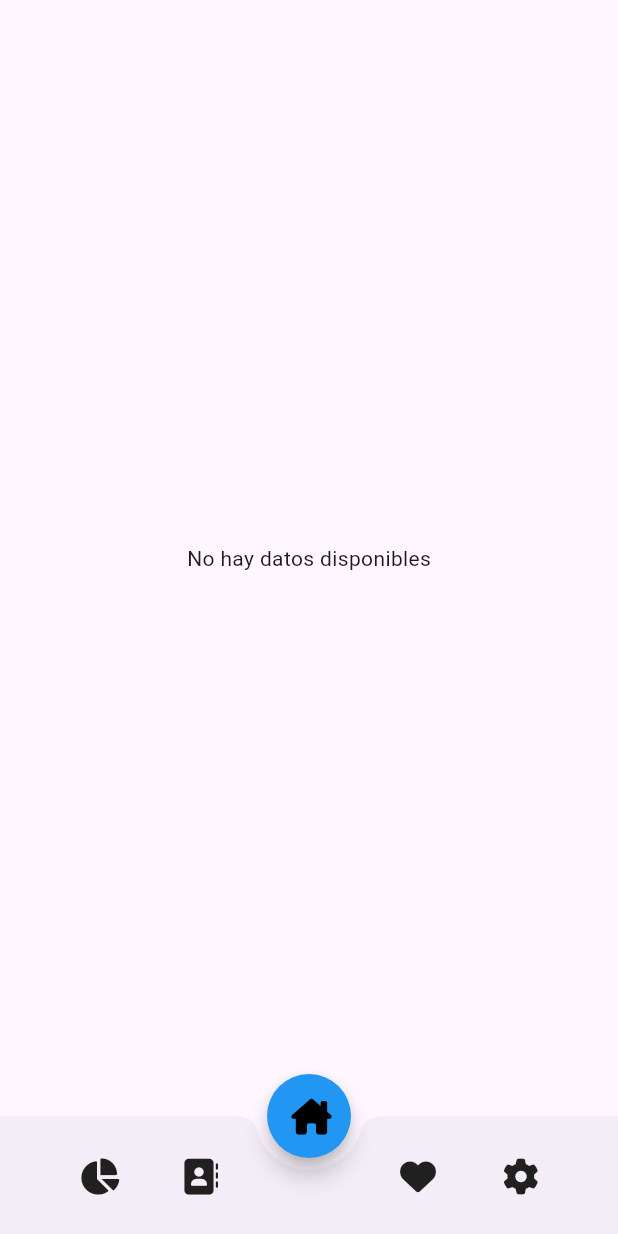
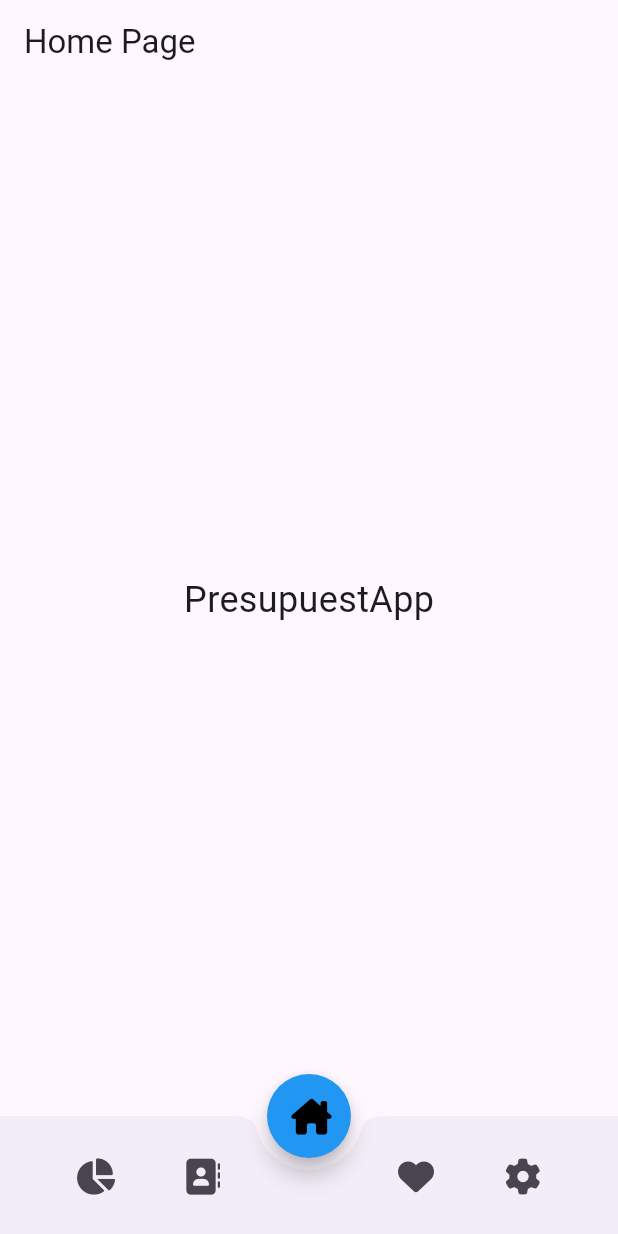
Before and after one commit to LisandroPiva/presupuestApp, a Flutter app: the screen it shows after launch, on a phone screen of 412 x 824 dp. Run offline on Flutter 3.47's test engine with Material 3 defaults, Android fonts, the phone set to English and light mode, and no system bars; our stand-ins replace cloud_firestore, firebase_core, font_awesome_flutter; accounts and stored records are empty.

Commit message:
Todo ruteado, funciona todo, es el primer commit que funciona y es estable

```diff
--- /dev/null
+++ b/new_project/lib/Pages/home.dart
@@ -0,0 +1,18 @@
+import 'package:flutter/material.dart';
+
+class HomePage extends StatelessWidget {
+  @override
+  Widget build(BuildContext context) {
+    return Scaffold(
+      appBar: AppBar(
+        title: Text('Home Page'),
+      ),
+      body: Center(
+        child: Text(
+          'PresupuestApp',
+          style: TextStyle(fontSize: 24), // Puedes ajustar el tamaño del texto según sea necesario
+        ),
+      ),
+    );
+  }
+}
--- a/new_project/lib/conectate.dart
+++ b/new_project/lib/conectate.dart
@@ -8,8 +8,8 @@ import 'package:cloud_firestore/cloud_firestore.dart';
     CollectionReference collectionReferenceCosas = db.collection('Ingredientes');
 
     QuerySnapshot queryCosas = await collectionReferenceCosas.get();
-    queryCosas.docs.forEach((documento) {
+    for (var documento in queryCosas.docs) {
       cosas.add(documento.data());
-    });
+    }
     return cosas;
   }
--- a/new_project/lib/main.dart
+++ b/new_project/lib/main.dart
@@ -1,8 +1,12 @@
 import 'package:flutter/material.dart';
+import 'package:firebase_core/firebase_core.dart';
+import 'firebase_options.dart';
+import 'package:namer_app/Pages/history.dart';
+import 'package:namer_app/Pages/home.dart';
+import 'package:namer_app/Pages/settings.dart';
+import 'package:namer_app/Pages/likedProducts.dart';
+import 'package:namer_app/Pages/stats.dart';
 import 'package:font_awesome_flutter/font_awesome_flutter.dart';
-import 'package:firebase_core/firebase_core.dart';
-import 'package:namer_app/conectate.dart';
-import 'firebase_options.dart';
 
 void main() async {
   WidgetsFlutterBinding.ensureInitialized();
@@ -14,89 +18,87 @@ void main() async {
 
 class MyApp extends StatelessWidget {
   @override
-  Widget build(BuildContext context){
+  Widget build(BuildContext context) {
     return MaterialApp(
       debugShowCheckedModeBanner: false,
-      title: 'Flutter demo',
-      theme: ThemeData(
-        primarySwatch: Colors.blue
-      ),
-      home: HomePage(),
+      title: 'PresupuestApp',
+      home: MainScreen(),
     );
   }
 }
 
-class HomePage extends StatefulWidget {
+class MainScreen extends StatefulWidget {
   @override
-  _HomePageState createState() => _HomePageState();
+  _MainScreenState createState() => _MainScreenState();
 }
 
+class _MainScreenState extends State<MainScreen> {
+  int _selectedIndex = 0;
 
-class _HomePageState extends State<HomePage> {
+  final List<Widget> _pages = [
+    HomePage(),
+    History(),
+    Likedproducts(),
+    Settings(),
+    Stats(),
+  ];
 
+  void _onItemTapped(int index) {
+    setState(() {
+      _selectedIndex = index;
+    });
+  }
 
-  Widget _bottomAction(IconData icon){
-      return InkWell(
-        child: Padding(
-          padding: const EdgeInsets.all(8.0),
-          child: Icon(icon),
+  @override
+  Widget build(BuildContext context) {
+    return Scaffold(
+      body: _pages[_selectedIndex],
+      bottomNavigationBar: BarraNavegacion(
+        onItemTapped: _onItemTapped,
       ),
-        onTap: () {},
+      floatingActionButton: FloatingActionButton(
+        onPressed: () {
+          _onItemTapped(0);
+        },
+        backgroundColor: Colors.blue,
+        shape: RoundedRectangleBorder(borderRadius: BorderRadius.circular(100)),
+        child: Icon(FontAwesomeIcons.houseChimney, color: Colors.black),
+      ),
+      floatingActionButtonLocation: FloatingActionButtonLocation.centerDocked,
+    );
+  }
+}
+
+class BarraNavegacion extends StatelessWidget {
+  final ValueChanged<int> onItemTapped;
+
+  BarraNavegacion({required this.onItemTapped});
+
+  Widget _bottomAction(BuildContext context, IconData icon, int index) {
+    return IconButton(
+      icon: FaIcon(icon),
+      onPressed: () {
+        onItemTapped(index);
+      },
     );
   }
 
   @override
-  Widget build(BuildContext context){
-return Scaffold(
-    body: FutureBuilder(
-      future: getCosas(),
-      builder: (context, snapshot) {
-        if (snapshot.connectionState == ConnectionState.waiting) {
-          return Center(child: CircularProgressIndicator()); // Mostrar un indicador de carga mientras se espera el resultado
-        } else if (snapshot.hasError) {
-          return Center(child: Text('Error: ${snapshot.error}')); // Mostrar un mensaje de error si ocurre un error
-        } else if (!snapshot.hasData || snapshot.data == null || snapshot.data!.isEmpty) {
-          return Center(child: Text('No hay datos disponibles')); // Mostrar un mensaje si no hay datos
-        } else {
-          return ListView.builder(
-            itemCount: snapshot.data!.length,
-            itemBuilder: (context, index) {
-              var item = snapshot.data?[index];
-              var nombre = item?['nombre'] ?? 'Nombre no disponible'; // Proporcionar un valor predeterminado si 'nombre' es nulo
-              var precio = item?['precio'].toString() ?? 'Precio no disponible';
-              return ListTile(
-                title: Text(nombre),
-                subtitle: Text(precio),
-              );
-            },
-          );
-        }
-      },
-    ),
-      bottomNavigationBar: BottomAppBar(
+  Widget build(BuildContext context) {
+    return BottomAppBar(
       notchMargin: 8.0,
       shape: CircularNotchedRectangle(),
       child: Row(
         mainAxisSize: MainAxisSize.max,
         mainAxisAlignment: MainAxisAlignment.spaceEvenly,
         children: <Widget>[
-            _bottomAction(FontAwesomeIcons.chartPie),
-
-            _bottomAction(FontAwesomeIcons.solidAddressBook),
-            SizedBox(width: 48,),
-            _bottomAction(FontAwesomeIcons.solidHeart),
-            _bottomAction(FontAwesomeIcons.gear),
+          _bottomAction(context, FontAwesomeIcons.chartPie, 4),
+          _bottomAction(context, FontAwesomeIcons.solidAddressBook, 1),
+          SizedBox(width: 48,), // Espacio para el FloatingActionButton
+          _bottomAction(context, FontAwesomeIcons.solidHeart, 2),
+          _bottomAction(context, FontAwesomeIcons.gear, 3),
         ],
-        ),
-      ),
-      floatingActionButtonLocation: FloatingActionButtonLocation.centerDocked,
-      floatingActionButton: FloatingActionButton(
-        onPressed: () {},
-        backgroundColor: Colors.blue,
-        shape: RoundedRectangleBorder(borderRadius: BorderRadius.circular(100)),
-        child: Icon(FontAwesomeIcons.houseChimney ,color: Colors.black),
       ),
     );
   }
-
 }
```
Also changed, not shown: new_project/lib/Pages/history.dart (added, +69 -0 lines), new_project/lib/Pages/likedProducts.dart (added, +18 -0 lines), new_project/lib/Pages/settings.dart (added, +18 -0 lines), new_project/lib/Pages/stats.dart (added, +18 -0 lines). Lines whose indentation alone changed are shown as unchanged.
